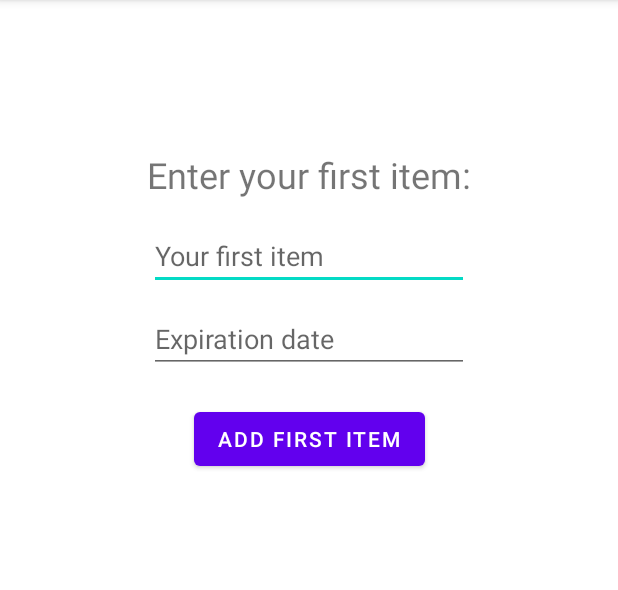
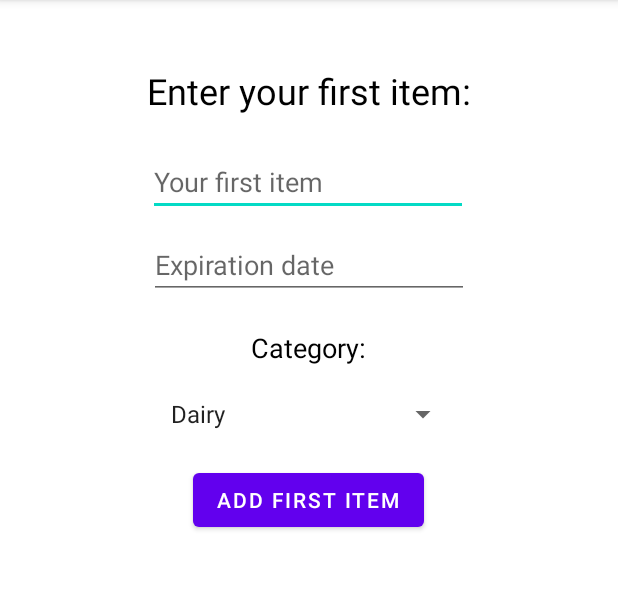
Before and after one commit to bubbzDotDev/RecyclerViewPractice, an Android app: the screen it shows after launch (MainActivity), on a phone screen of 412 x 824 dp, the part 84-674 px from its top. Run offline under Robolectric (Android 15) with nearby library versions, the phone set to English and light mode, and no system bars.

Commit message:
Added categories

```diff
--- a/app/src/main/java/com/example/recyclerviewtakethree/ItemsAdapter.java
+++ b/app/src/main/java/com/example/recyclerviewtakethree/ItemsAdapter.java
@@ -65,8 +65,10 @@ public class ItemsAdapter extends ListAdapter<Item, ItemsAdapter.ViewHolder> {
         // Set item views based on your views and data model
         TextView textViewForItem = holder.itemTextView;
         TextView textViewForDate = holder.dateTextView;
+        TextView textViewForCategory = holder.categoryTextView;
         textViewForItem.setText(item.getItem());
         textViewForDate.setText(item.getDate());
+        textViewForCategory.setText(item.getCategory());
     }
 
     // Provide a direct reference to each of the views within a data item
@@ -76,6 +78,7 @@ public class ItemsAdapter extends ListAdapter<Item, ItemsAdapter.ViewHolder> {
         // for any view that will be set as you render a row
         public TextView itemTextView;
         public TextView dateTextView;
+        public TextView categoryTextView;
 
         // We also create a constructor that accepts the entire item row
         // and does the view lookups to find each subview
@@ -86,6 +89,7 @@ public class ItemsAdapter extends ListAdapter<Item, ItemsAdapter.ViewHolder> {
 
             itemTextView = (TextView) itemView.findViewById(R.id.item_name);
             dateTextView = (TextView) itemView.findViewById(R.id.item_date);
+            categoryTextView = (TextView) itemView.findViewById(R.id.item_category);
         }
     }
 }
--- a/app/src/main/java/com/example/recyclerviewtakethree/MainActivity.java
+++ b/app/src/main/java/com/example/recyclerviewtakethree/MainActivity.java
@@ -6,33 +6,61 @@ import android.content.Intent;
 import android.os.Bundle;
 import android.util.Log;
 import android.view.View;
+import android.widget.AdapterView;
+import android.widget.ArrayAdapter;
+import android.widget.Button;
 import android.widget.EditText;
+import android.widget.Spinner;
 import android.widget.Toast;
 
 import java.util.ArrayList;
+import java.util.List;
 
-public class MainActivity extends AppCompatActivity {
+public class MainActivity extends AppCompatActivity implements AdapterView.OnItemSelectedListener{
 
     private static final String TAG = "MainActivity";
     public static final String EXTRA_MESSAGE_NAME = "Item Name";
     public static final String EXTRA_MESSAGE_DATE = "Item Date";
+    public static final String EXTRA_MESSAGE_CATEGORY = "Item Category";
     EditText name;
     EditText date;
     int id;
     String nameString;
     String dateString;
+    String categoryString;
+    Button button;
+
 
     @Override
     protected void onCreate(Bundle savedInstanceState) {
         super.onCreate(savedInstanceState);
         setContentView(R.layout.activity_main);
+        final Spinner spinner = (Spinner)findViewById(R.id.spinner);
+        button = (Button)findViewById(R.id.buttonAddItem);
+        spinner.setOnItemSelectedListener(this);
+        List<String> category=new ArrayList<>();
+        category.add("Dairy");
+        category.add("Vegetable");
+        category.add("Fruit");
+        category.add("Grains/Dry Goods");
+        category.add("Canned");
+        category.add("Meats");
+        category.add("Other");
 
-    }
+        // Creating adapter for spinner
+        ArrayAdapter<String> dataAdapter = new ArrayAdapter<String>(this, android.R.layout.simple_spinner_item, category);
 
-    public void addFirstItem(View view) {
+        // Drop down layout style - list view with radio button
+        dataAdapter.setDropDownViewResource(android.R.layout.simple_spinner_dropdown_item);
 
+        // attaching data adapter to spinner
+        spinner.setAdapter(dataAdapter);
+
+        button.setOnClickListener(new View.OnClickListener() {
+            @Override
+            public void onClick(View view) {
                 // Start the Intent
-        Intent intent = new Intent(this, ViewListActivity.class);
+                Intent intent= new Intent(MainActivity.this, ViewListActivity.class);
 
                 // Grab views by IDs
                 name = findViewById(R.id.editItemEntry);
@@ -41,13 +69,31 @@ public class MainActivity extends AppCompatActivity {
                 // Turn them into Strings
                 nameString = name.getText().toString();
                 dateString = date.getText().toString();
+                categoryString = String.valueOf(spinner.getSelectedItem());
 
                 // Log it!
-        Log.d(TAG, "About to create intent with item: " + nameString + " and " + dateString);
+                Log.d(TAG, "About to create intent with item: " + nameString + " and " + dateString + " and " + categoryString);
 
                 // Have the Intent go to work!
                 intent.putExtra(EXTRA_MESSAGE_NAME, nameString);
                 intent.putExtra(EXTRA_MESSAGE_DATE, dateString);
+                intent.putExtra(EXTRA_MESSAGE_CATEGORY, categoryString);
                 startActivity(intent);
              }
          }
+        );
+    }
+
+
+    @Override
+    public void onItemSelected(AdapterView<?> parent, View view, int pos, long id) {
+        // On selecting a spinner item
+        String item = parent.getItemAtPosition(pos).toString();
+
+        // Showing selected spinner item
+        Toast.makeText(parent.getContext(), "Selected: " + item, Toast.LENGTH_LONG).show();
+    }
+    public void onNothingSelected(AdapterView<?> adapterView) {
+        // TODO Auto-generated method stub
+    }
+}
--- a/app/src/main/res/layout/activity_main.xml
+++ b/app/src/main/res/layout/activity_main.xml
@@ -6,51 +6,78 @@
     android:layout_height="match_parent"
     tools:context=".MainActivity">
 
-    <Button
-        android:id="@+id/buttonAddItem"
+
+    <TextView
+        android:id="@+id/textViewEnterItem"
         android:layout_width="wrap_content"
         android:layout_height="wrap_content"
-        android:layout_marginTop="20dp"
-        android:onClick="addFirstItem"
-        android:text="@string/add_first_item"
+        android:layout_marginTop="44dp"
+        android:text="@string/enter_your_first_item"
+        android:textColor="#000000"
+        android:textSize="24sp"
         app:layout_constraintEnd_toEndOf="parent"
         app:layout_constraintStart_toStartOf="parent"
-        app:layout_constraintTop_toBottomOf="@+id/editExpirationDate" />
+        app:layout_constraintTop_toTopOf="parent" />
 
     <EditText
         android:id="@+id/editItemEntry"
         android:layout_width="wrap_content"
         android:layout_height="wrap_content"
-        android:layout_marginTop="15dp"
+        android:layout_marginTop="22dp"
         android:autofillHints=""
         android:ems="10"
         android:hint="@string/your_first_item"
         android:inputType="textPersonName"
         app:layout_constraintEnd_toEndOf="parent"
+        app:layout_constraintHorizontal_bias="0.497"
         app:layout_constraintStart_toStartOf="parent"
-        app:layout_constraintTop_toBottomOf="@+id/textView" />
+        app:layout_constraintTop_toBottomOf="@+id/textViewEnterItem" />
 
     <EditText
         android:id="@+id/editExpirationDate"
         android:layout_width="wrap_content"
         android:layout_height="wrap_content"
         android:layout_marginTop="10dp"
+        android:autofillHints=""
         android:ems="10"
-        android:hint="Expiration date"
+        android:hint="@string/expiration_date"
         android:inputType="date"
         app:layout_constraintEnd_toEndOf="parent"
         app:layout_constraintStart_toStartOf="parent"
         app:layout_constraintTop_toBottomOf="@+id/editItemEntry" />
 
     <TextView
-        android:id="@+id/textView"
+        android:id="@+id/textViewCategory"
         android:layout_width="wrap_content"
         android:layout_height="wrap_content"
-        android:layout_marginTop="100dp"
-        android:text="@string/enter_your_first_item"
-        android:textSize="24sp"
+        android:layout_marginTop="20dp"
+        android:text="@string/category_textView"
+        android:textAppearance="?android:attr/textAppearanceLarge"
+        android:textColor="#000000"
+        android:textSize="18sp"
         app:layout_constraintEnd_toEndOf="parent"
         app:layout_constraintStart_toStartOf="parent"
-        app:layout_constraintTop_toTopOf="parent" />
+        app:layout_constraintTop_toBottomOf="@+id/editExpirationDate" />
+
+    <Spinner
+        android:id="@+id/spinner"
+        android:layout_width="200dp"
+        android:layout_height="wrap_content"
+        android:layout_marginTop="20dp"
+        android:spinnerMode="dropdown"
+        app:layout_constraintEnd_toEndOf="parent"
+        app:layout_constraintStart_toStartOf="parent"
+        app:layout_constraintTop_toBottomOf="@+id/textViewCategory" />
+
+    <Button
+        android:id="@+id/buttonAddItem"
+        android:layout_width="wrap_content"
+        android:layout_height="wrap_content"
+        android:layout_marginTop="21dp"
+        android:text="@string/add_first_item"
+        app:layout_constraintEnd_toEndOf="parent"
+        app:layout_constraintHorizontal_bias="0.498"
+        app:layout_constraintStart_toStartOf="parent"
+        app:layout_constraintTop_toBottomOf="@+id/spinner" />
 
 </androidx.constraintlayout.widget.ConstraintLayout>
--- a/app/src/main/res/values/strings.xml
+++ b/app/src/main/res/values/strings.xml
@@ -9,4 +9,6 @@
     <string name="add_item">Add Item</string>
     <string name="item">Item</string>
     <string name="editListItem">Edit</string>
+    <string name="expiration_date">Expiration date</string>
+    <string name="category_textView">Category:</string>
 </resources>
--- a/build.gradle
+++ b/build.gradle
@@ -13,6 +13,9 @@ buildscript {
 }
 
 allprojects {
+    tasks.withType(JavaCompile) {
+        options.compilerArgs << "-Xlint:unchecked" << "-Xlint:deprecation"
+    }
     repositories {
         google()
         jcenter()
```
Also changed, not shown: app/src/main/java/com/example/recyclerviewtakethree/Item.java (+8 -3 lines), app/src/main/java/com/example/recyclerviewtakethree/ViewListActivity.java (+4 -17 lines), app/src/main/res/layout/item_section.xml (+7 -1 lines). Lines whose indentation alone changed are shown as unchanged.
